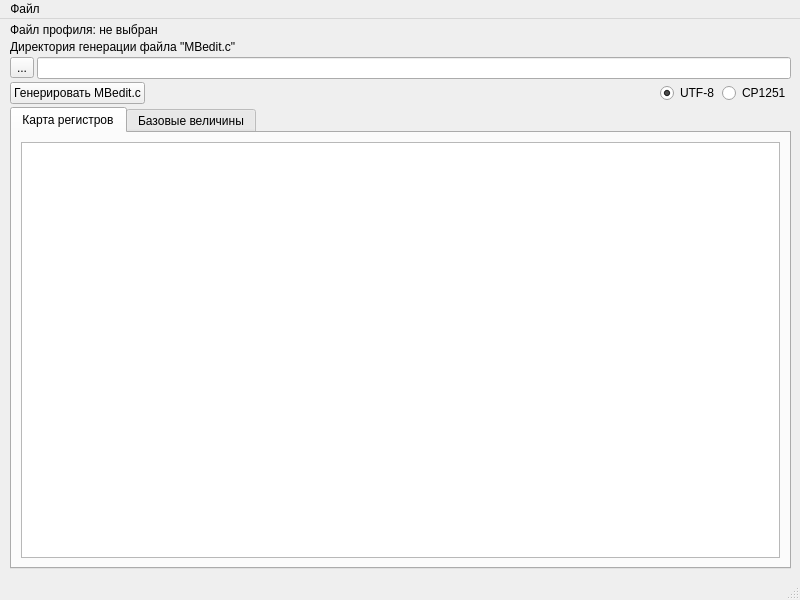
Above: mainwindow.ui from Arti-Goldmann/modbusEdit before the change. Below: the same form after it.
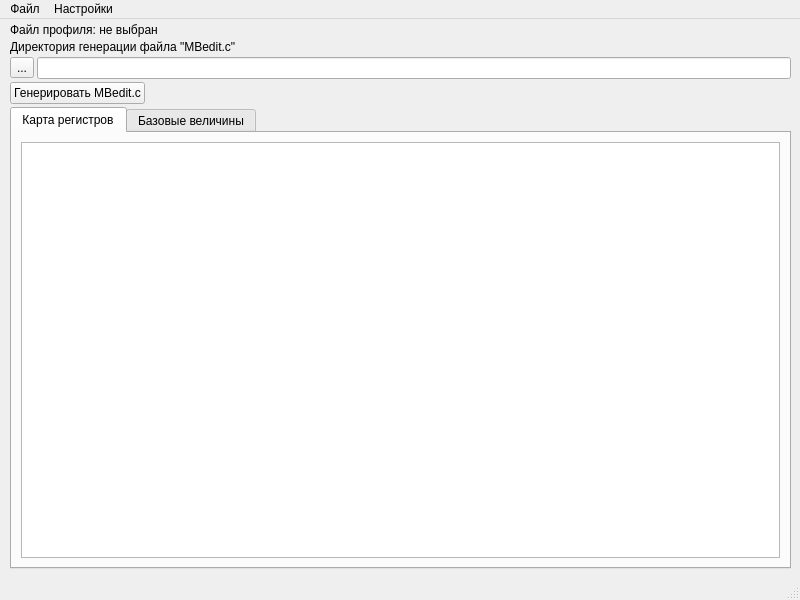
That is the form after the change.

The edit to the form file:
```diff
--- a/mainwindow.ui
+++ b/mainwindow.ui
@@ -81,23 +81,6 @@
         </property>
        </spacer>
       </item>
-      <item>
-       <widget class="QRadioButton" name="radioUtf8">
-        <property name="text">
-         <string>UTF-8</string>
-        </property>
-        <property name="checked">
-         <bool>true</bool>
-        </property>
-       </widget>
-      </item>
-      <item>
-       <widget class="QRadioButton" name="radioCp1251">
-        <property name="text">
-         <string>CP1251</string>
-        </property>
-       </widget>
-      </item>
      </layout>
     </item>
     <item>
@@ -160,7 +143,21 @@
     <addaction name="exportToExcel"/>
     <addaction name="importFromExcel"/>
    </widget>
+   <widget class="QMenu" name="menuSettings">
+    <property name="title">
+     <string>Настройки</string>
+    </property>
+    <widget class="QMenu" name="menuEncoding">
+     <property name="title">
+      <string>Кодировка MBedit.c</string>
+     </property>
+     <addaction name="actionEncodingUtf8"/>
+     <addaction name="actionEncodingCp1251"/>
+    </widget>
+    <addaction name="menuEncoding"/>
+   </widget>
    <addaction name="menu"/>
+   <addaction name="menuSettings"/>
   </widget>
   <widget class="QStatusBar" name="statusbar"/>
   <action name="open">
```
Left out of the diff: 21 changed lines with no effect on the pictures.
